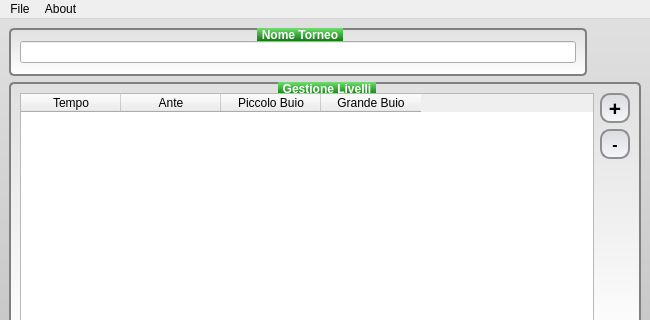
Old version of the form src/MainWindow.ui in the repository kostola/pokertm-desktop; both pictures show x 0 to 650 and y 0 to 320 of the 650 by 520 pixel window.
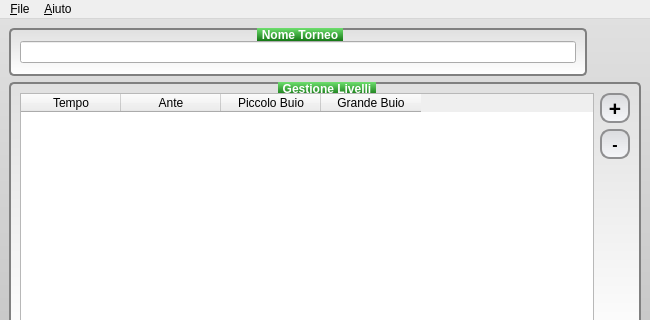
New version of the form. Icons and pictures are not drawn.

Commit message: Sounds as resources. MainWindow menus all in italian. AboutWidget added.

The edit to the form file:
```diff
--- a/src/MainWindow.ui
+++ b/src/MainWindow.ui
@@ -375,12 +375,12 @@
      <x>0</x>
      <y>0</y>
      <width>650</width>
-     <height>26</height>
+     <height>25</height>
     </rect>
    </property>
    <widget class="QMenu" name="menuFile">
     <property name="title">
-     <string>File</string>
+     <string>&amp;File</string>
     </property>
     <addaction name="actionNew"/>
     <addaction name="actionOpen"/>
@@ -391,7 +391,7 @@
    </widget>
    <widget class="QMenu" name="menuAbout">
     <property name="title">
-     <string>About</string>
+     <string>&amp;Aiuto</string>
     </property>
     <widget class="QMenu" name="menuSwitch_Language">
      <property name="title">
```
Left out of the diff: 46 changed lines with no effect on the pictures. The commit also changes 13 other files.
